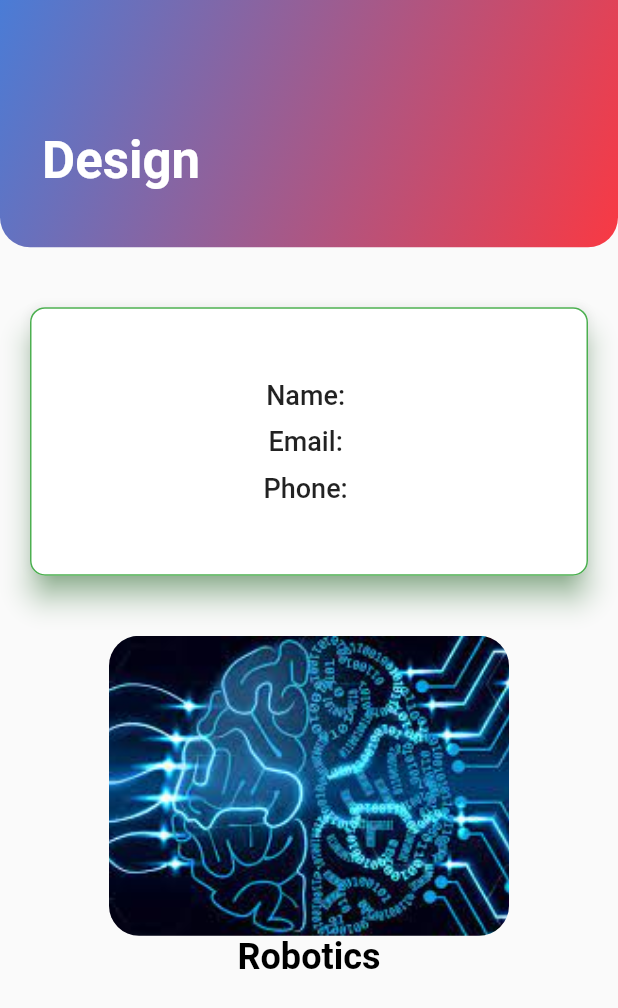
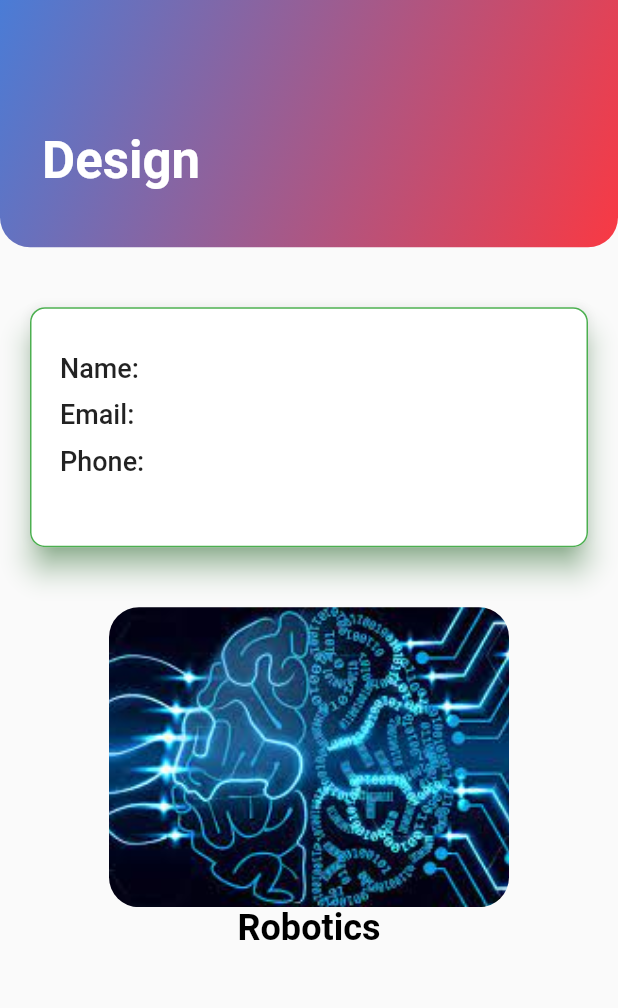
Before and after one commit to SnowJunior/Mockup, a Flutter app: the DesignPage screen opened directly, on a phone screen of 412 x 824 dp. Shown: the top 1008 px of the screen. Run offline on Flutter 3.47's test engine with Material 2 defaults, Android fonts, the phone set to English and light mode, and no system bars; our stand-ins replace animated_splash_screen, curved_navigation_bar, flutter_svg, lottie; network calls fail.

Commit message:
house keeping

```diff
--- a/lib/presentation/design.dart
+++ b/lib/presentation/design.dart
@@ -16,7 +16,8 @@ class DesignPage extends StatelessWidget {
   Widget build(BuildContext context) {
     Size size = MediaQuery.of(context).size;
     return Scaffold(
-      body: Column(
+      body: SingleChildScrollView(
+        child: Column(
           children: [
             Container(
               height: size.height * 0.2,
@@ -52,10 +53,15 @@ class DesignPage extends StatelessWidget {
             ),
             SizedBox(
               width: MediaQuery.of(context).size.width,
+              height: 200,
               child: Card(
                 child: Padding(
-                padding: const EdgeInsets.all(48.0),
+                  padding: const EdgeInsets.symmetric(horizontal: 20),
+                  child: Padding(
+                    padding: const EdgeInsets.only(top: 30),
                     child: Column(
+                      mainAxisAlignment: MainAxisAlignment.start,
+                      crossAxisAlignment: CrossAxisAlignment.start,
                       children: [
                         Text(
                           "Name: $nameController",
@@ -81,6 +87,7 @@ class DesignPage extends StatelessWidget {
                       ],
                     ),
                   ),
+                ),
                 elevation: 8,
                 shadowColor: Colors.green,
                 margin: const EdgeInsets.all(20),
@@ -95,6 +102,7 @@ class DesignPage extends StatelessWidget {
             ),
             buildCard()
           ],
+        ),
       ),
     );
   }
```
Lines whose indentation alone changed are shown as unchanged.
